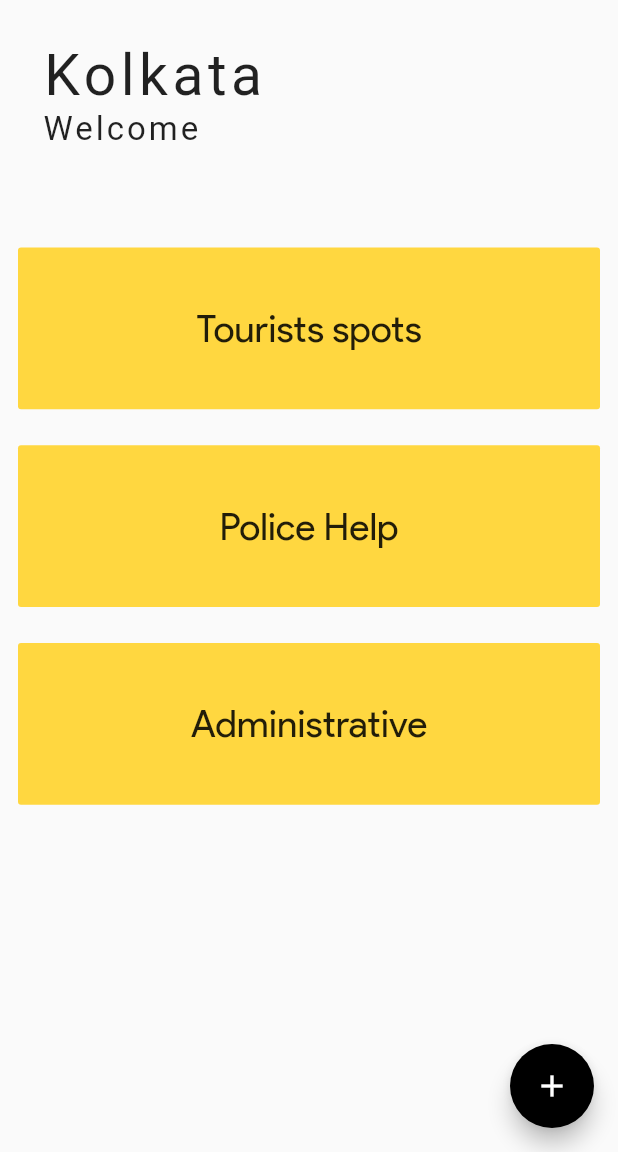
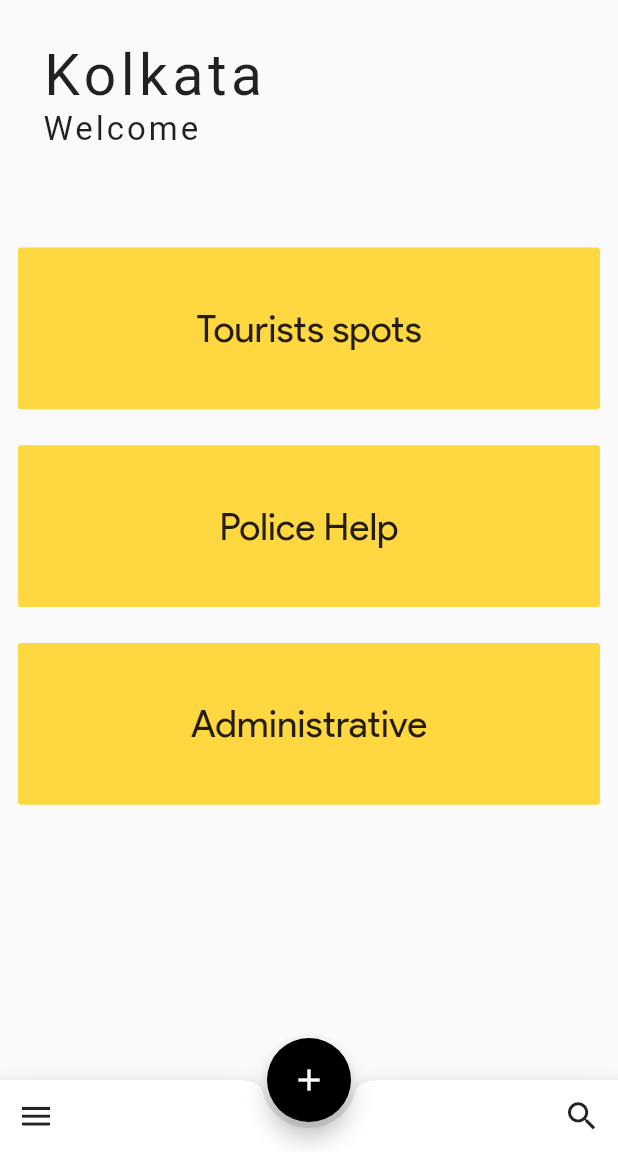
Before and after one commit to sounishnath003/local-guider, a Flutter app: the screen it shows after launch, after a tap on the "add" icon, on a phone screen of 412 x 824 dp, the part 84-1236 px from its top. Run offline on Flutter 3.47's test engine with Material 2 defaults, Android fonts, the phone set to English and light mode, and no system bars.

Commit message:
BottomAppBar

```diff
--- a/lib/aAppHome.dart
+++ b/lib/aAppHome.dart
@@ -12,16 +12,50 @@ class AppHome extends StatelessWidget {
           centerTitle: true,
           elevation: 0.0,
           actions: <Widget>[
-          Icon(Icons.account_circle, size: 30,),
-          SizedBox(width: 10,)
+            Icon(
+              Icons.account_circle,
+              size: 30,
+            ),
+            SizedBox(
+              width: 10,
+            )
           ],
         ),
         body: AppBody(),
-      floatingActionButton: FloatingActionButton(
-        onPressed: (){},
+        floatingActionButtonLocation: FloatingActionButtonLocation.centerDocked,
+        floatingActionButton: _floatingActionButton(),
+        bottomNavigationBar: _bottomAppBar());
+  }
+}
+
+Widget _floatingActionButton() {
+  return FloatingActionButton(
+    onPressed: () {},
     child: Icon(Icons.add),
     backgroundColor: Colors.black,
+    // elevation: 0.0,
+  );
+}
+
+Widget _bottomAppBar() {
+  return BottomAppBar(
+    shape: CircularNotchedRectangle(),
+    notchMargin: 4.0,
+    child: Row(
+      mainAxisSize: MainAxisSize.max,
+      mainAxisAlignment: MainAxisAlignment.spaceBetween,
+      children: <Widget>[
+        _iconBottomBar(Icon(Icons.menu), 25),
+        _iconBottomBar(Icon(Icons.search), 25)
+      ],
     ),
   );
 }
+
+Widget _iconBottomBar(Icon icon, double size){
+  return IconButton(
+    onPressed: (){},
+    icon: icon,
+    iconSize: size,
+  );
 }
```
Lines whose indentation alone changed are shown as unchanged.
